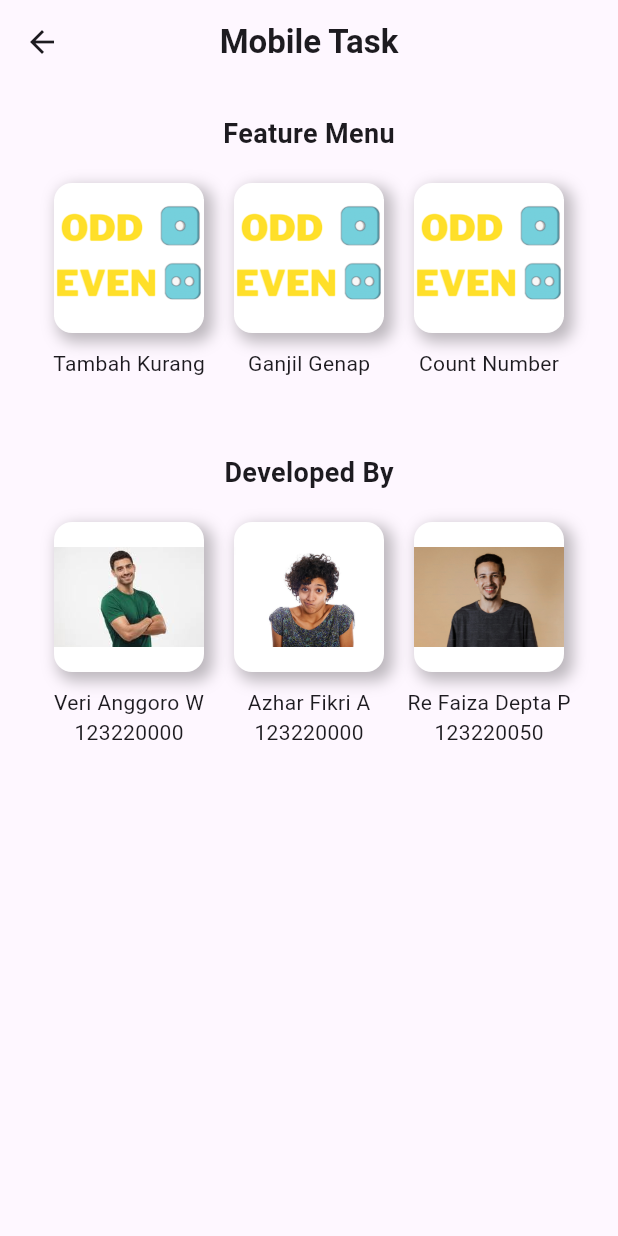
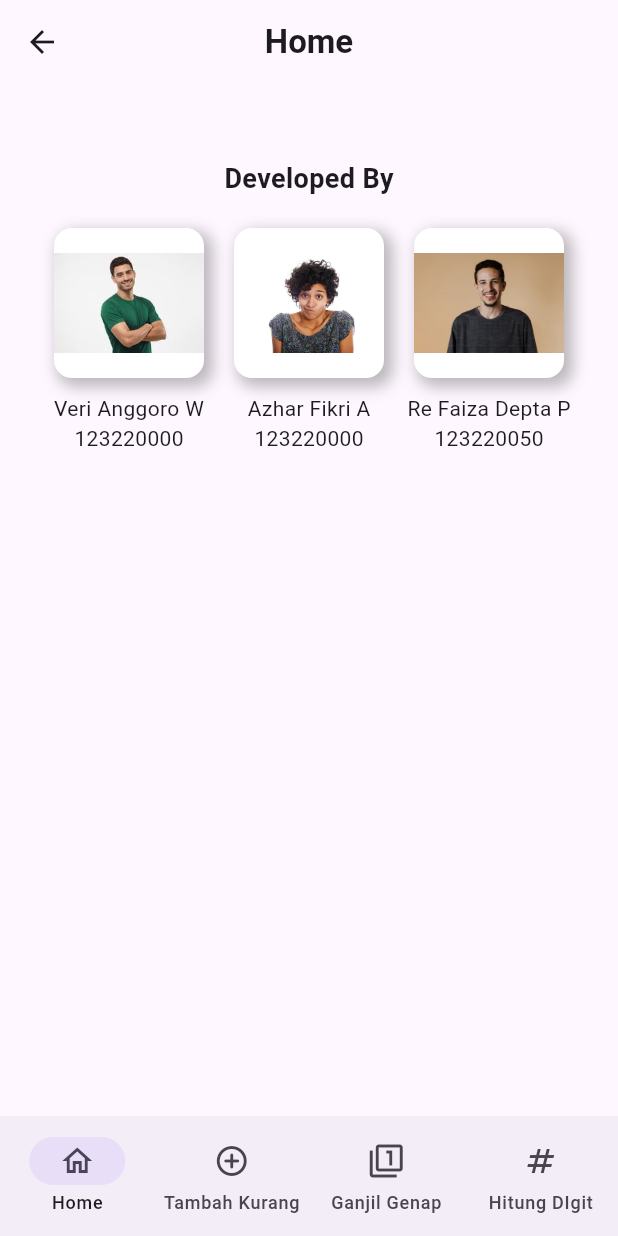
Before and after one commit to Az140304/Mobile-Project, a Flutter app: the HomePage screen opened directly, on a phone screen of 412 x 824 dp. Run offline on Flutter 3.47's test engine with Material 3 defaults, Android fonts, the phone set to English and light mode, and no system bars.

Commit message:
resolve conflict

```diff
--- a/lib/pages/home.dart
+++ b/lib/pages/home.dart
@@ -1,48 +1,56 @@
+import 'package:first_project/pages/count_number.dart';
+import 'package:first_project/pages/login.dart';
+import 'package:first_project/pages/ganjil_genap.dart';
 import 'package:first_project/pages/tambah_kurang.dart';
-import 'package:first_project/pages/ganjil_genap.dart';
-import 'package:first_project/pages/count_number.dart';
 import 'package:flutter/material.dart';
 
-class HomePage extends StatelessWidget {
+class HomePage extends StatefulWidget {
   const HomePage({super.key, required this.text});
 
   final String text;
 
   @override
+  State<HomePage> createState() => _HomePageState();
+}
+
+class _HomePageState extends State<HomePage> {
+  //LoginPage({Key key, required this.text}) : super(key: key);
+  int _selectedIndex = 0;
+
+  final List<Widget> _pages = <Widget>[
+    HomeBody(),
+    TambahKurang(),
+    GanjilGenap(),
+    CountNumber(),
+  ];
+
+  final List<String> _titles = <String>[
+    'Home',
+    'Tambah Kurang',
+    'Ganjil Genap',
+    'Hitung Digit',
+  ];
+
+  void _onItemTapped(int index) {
+    setState(() {
+      _selectedIndex = index;
+    });
+  }
+
+  @override
   Widget build(BuildContext context) {
     return Scaffold(
       appBar: appBar(),
-      body: Column(
-        children: [
-          Row(
-            mainAxisAlignment: MainAxisAlignment.center,
-            children: [
-              Container(
-                margin: EdgeInsets.only(top: 20),
-                alignment: Alignment.center,
-                child: Text(
-                  "Feature Menu",
-                  style: TextStyle(fontWeight: FontWeight.bold, fontSize: 18),
-                ),
-              ),
-            ],
-          ),
-          Padding(
-            padding: EdgeInsets.only(top: 10),
-            child: menu(context),
-          ),
-          Container(
-            margin: EdgeInsets.only(top: 50),
-            child: Text(
-              "Developed By",
-              style: TextStyle(fontWeight: FontWeight.bold, fontSize: 18),
-            ),
-          ),
-          Padding(
-            padding: EdgeInsets.only(top: 10),
-            child: author(),
-          ),
-        ],
+      body: _pages[_selectedIndex],
+      bottomNavigationBar: NavigationBar(
+        selectedIndex: _selectedIndex,
+        onDestinationSelected: _onItemTapped,
+        destinations: const <NavigationDestination>[
+          NavigationDestination(icon: Icon(Icons.home_outlined), label: 'Home'),
+          NavigationDestination(icon: Icon(Icons.add_circle_outline_rounded), label: 'Tambah Kurang'),
+          NavigationDestination(icon: Icon(Icons.filter_1), label: 'Ganjil Genap'),
+          NavigationDestination(icon: Icon(Icons.numbers), label: 'Hitung DIgit'),
+        ]
       ),
     );
   }
@@ -50,7 +58,7 @@ class HomePage extends StatelessWidget {
   AppBar appBar() {
     return AppBar(
       title: Text(
-        'Mobile Task',
+        _titles[_selectedIndex],
         style: TextStyle(fontWeight: FontWeight.bold),
       ),
       centerTitle: true,
@@ -58,9 +66,7 @@ class HomePage extends StatelessWidget {
   }
 
   Row menu(BuildContext context) {
-    return Row(
-      mainAxisAlignment: MainAxisAlignment.center,
-      children: [
+    return Row(mainAxisAlignment: MainAxisAlignment.center, children: [
       GestureDetector(
         onTap: () {
           Navigator.push(
@@ -76,24 +82,26 @@ class HomePage extends StatelessWidget {
               height: 100,
               width: 100,
               decoration: BoxDecoration(
-                  color: Colors.white,
-                  borderRadius: BorderRadius.circular(12),
+                color: Colors.white, // Warna latar belakang
+                borderRadius:
+                    BorderRadius.circular(12), // Membuat sudut melengkung
                 boxShadow: [
                   BoxShadow(
-                      color: Colors.black26,
-                      blurRadius: 8,
-                      spreadRadius: 2,
-                      offset: Offset(4, 4),
+                    color: Colors.black26, // Warna shadow dengan transparansi
+                    blurRadius: 8, // Membuat shadow lebih halus
+                    spreadRadius: 2, // Menyebarkan shadow
+                    offset: Offset(4, 4), // Posisi shadow (X, Y)
                   ),
                 ],
               ),
               child: ClipRRect(
-                  borderRadius: BorderRadius.circular(12),
+                borderRadius: BorderRadius.circular(
+                    12), // Pastikan gambar ikut melengkung
                 child: Image.asset("assets/icons/oddeven.png",
                     fit: BoxFit.scaleDown),
               ),
             ),
-              Text('Tambah Kurang')
+            Text('Ganjil Genap')
           ],
         ),
       ),
@@ -112,19 +120,21 @@ class HomePage extends StatelessWidget {
               height: 100,
               width: 100,
               decoration: BoxDecoration(
-                  color: Colors.white,
-                  borderRadius: BorderRadius.circular(12),
+                color: Colors.white, // Warna latar belakang
+                borderRadius:
+                    BorderRadius.circular(12), // Membuat sudut melengkung
                 boxShadow: [
                   BoxShadow(
-                      color: Colors.black26,
-                      blurRadius: 8,
-                      spreadRadius: 2,
-                      offset: Offset(4, 4),
+                    color: Colors.black26, // Warna shadow dengan transparansi
+                    blurRadius: 8, // Membuat shadow lebih halus
+                    spreadRadius: 2, // Menyebarkan shadow
+                    offset: Offset(4, 4), // Posisi shadow (X, Y)
                   ),
                 ],
               ),
               child: ClipRRect(
-                  borderRadius: BorderRadius.circular(12),
+                borderRadius: BorderRadius.circular(
+                    12), // Pastikan gambar ikut melengkung
                 child: Image.asset("assets/icons/oddeven.png",
                     fit: BoxFit.scaleDown),
               ),
@@ -148,19 +158,21 @@ class HomePage extends StatelessWidget {
               height: 100,
               width: 100,
               decoration: BoxDecoration(
-                  color: Colors.white,
-                  borderRadius: BorderRadius.circular(12),
+                color: Colors.white, // Warna latar belakang
+                borderRadius:
+                    BorderRadius.circular(12), // Membuat sudut melengkung
                 boxShadow: [
                   BoxShadow(
-                      color: Colors.black26,
-                      blurRadius: 8,
-                      spreadRadius: 2,
-                      offset: Offset(4, 4),
+                    color: Colors.black26, // Warna shadow dengan transparansi
+                    blurRadius: 8, // Membuat shadow lebih halus
+                    spreadRadius: 2, // Menyebarkan shadow
+                    offset: Offset(4, 4), // Posisi shadow (X, Y)
                   ),
                 ],
               ),
               child: ClipRRect(
-                  borderRadius: BorderRadius.circular(12),
+                borderRadius: BorderRadius.circular(
+                    12), // Pastikan gambar ikut melengkung
                 child: Image.asset("assets/icons/oddeven.png",
                     fit: BoxFit.scaleDown),
               ),
@@ -169,15 +181,107 @@ class HomePage extends StatelessWidget {
           ],
         ),
       ),
+    ]);
+  }
+}
+
+class HomeBody extends StatelessWidget {
+  @override
+  Widget build(BuildContext context) {
+    return Column(
+      children: [
+        // Row(
+        //   mainAxisAlignment: MainAxisAlignment.center,
+        //   children: [
+        //     Container(
+        //       margin: EdgeInsets.only(top: 20),
+        //       alignment: Alignment.center,
+        //       child: Text(
+        //         "Feature Menu",
+        //         style: TextStyle(fontWeight: FontWeight.bold, fontSize: 18),
+        //       ),
+        //     )
+        //   ],
+        // ),
+        // Padding(
+        //   padding: EdgeInsets.only(top: 10),
+        //   child: Row(
+        //     mainAxisAlignment: MainAxisAlignment.center,
+        //     children: [
+        //       GestureDetector(
+        //         onTap: () {
+        //           Navigator.push(context, MaterialPageRoute(builder: (context) => TambahKurang()));
+        //         },
+        //         child: menuItem("assets/icons/oddeven.png", "Tambah Kurang"),
+        //       ),
+        //       GestureDetector(
+        //         onTap: () {
+        //           Navigator.push(context, MaterialPageRoute(builder: (context) => GanjilGenap()));
+        //         },
+        //         child: menuItem("assets/icons/oddeven.png", "Ganjil Genap"),
+        //       ),
+        //       GestureDetector(
+        //         onTap: () {
+        //           Navigator.push(context, MaterialPageRoute(builder: (context) => CountNumber()));
+        //         },
+        //         child: menuItem("assets/icons/oddeven.png", "Count Number"),
+        //       ),
+        //     ],
+        //   ),
+        // ),
+        Container(
+          margin: EdgeInsets.only(top: 50),
+          child: Text(
+            "Developed By",
+            style: TextStyle(fontWeight: FontWeight.bold, fontSize: 18),
+          ),
+        ),
+        Padding(
+          padding: EdgeInsets.only(top: 10),
+          child: Row(
+            mainAxisAlignment: MainAxisAlignment.center,
+            children: [
+              authorItem("assets/icons/human1.jpg", "Veri Anggoro W", "123220000"),
+              authorItem("assets/icons/human2.jpg", "Azhar Fikri A", "123220000"),
+              authorItem("assets/icons/human3.jpg", "Re Faiza Depta P", "123220050"),
+            ],
+          ),
+        ),
       ],
     );
   }
 
-  Row author() {
-    return Row(
-      mainAxisAlignment: MainAxisAlignment.center,
-      children: [
-        Column(
+  // Widget menuItem(String imagePath, String title) {
+  //   return Column(
+  //     children: [
+  //       Container(
+  //         margin: EdgeInsets.all(10),
+  //         height: 100,
+  //         width: 100,
+  //         decoration: BoxDecoration(
+  //           color: Colors.white,
+  //           borderRadius: BorderRadius.circular(12),
+  //           boxShadow: [
+  //             BoxShadow(
+  //               color: Colors.black26,
+  //               blurRadius: 8,
+  //               spreadRadius: 2,
+  //               offset: Offset(4, 4),
+  //             ),
+  //           ],
+  //         ),
+  //         child: ClipRRect(
+  //           borderRadius: BorderRadius.circular(12),
+  //           child: Image.asset(imagePath, fit: BoxFit.scaleDown),
+  //         ),
+  //       ),
+  //       Text(title)
+  //     ],
+  //   );
+  // }
+
+  Widget authorItem(String imagePath, String name, String id) {
+    return Column(
       children: [
         Container(
           margin: EdgeInsets.all(10),
@@ -197,70 +301,11 @@ class HomePage extends StatelessWidget {
           ),
           child: ClipRRect(
             borderRadius: BorderRadius.circular(12),
-                child: Image.asset("assets/icons/human1.jpg",
-                    fit: BoxFit.scaleDown),
+            child: Image.asset(imagePath, fit: BoxFit.scaleDown),
           ),
         ),
-            Text('Veri Anggoro W'),
-            Text('123220000')
-          ],
-        ),
-        Column(
-          children: [
-            Container(
-              margin: EdgeInsets.all(10),
-              height: 100,
-              width: 100,
-              decoration: BoxDecoration(
-                color: Colors.white,
-                borderRadius: BorderRadius.circular(12),
-                boxShadow: [
-                  BoxShadow(
-                    color: Colors.black26,
-                    blurRadius: 8,
-                    spreadRadius: 2,
-                    offset: Offset(4, 4),
-                  ),
-                ],
-              ),
-              child: ClipRRect(
-                borderRadius: BorderRadius.circular(12),
-                child: Image.asset("assets/icons/human2.jpg",
-                    fit: BoxFit.scaleDown),
-              ),
-            ),
-            Text('Azhar Fikri A'),
-            Text('123220000')
-          ],
-        ),
-        Column(
-          children: [
-            Container(
-              margin: EdgeInsets.all(10),
-              height: 100,
-              width: 100,
-              decoration: BoxDecoration(
-                color: Colors.white,
-                borderRadius: BorderRadius.circular(12),
-                boxShadow: [
-                  BoxShadow(
-                    color: Colors.black26,
-                    blurRadius: 8,
-                    spreadRadius: 2,
-                    offset: Offset(4, 4),
-                  ),
-                ],
-              ),
-              child: ClipRRect(
-                borderRadius: BorderRadius.circular(12),
-                child: Image.asset("assets/icons/human3.jpg",
-                    fit: BoxFit.scaleDown),
-              ),
-            ),
-            Text('Re Faiza Depta P'),
-            Text('123220050')
-          ],
-        ),
+        Text(name),
+        Text(id),
       ],
     );
   }
```
Lines whose indentation alone changed are shown as unchanged.
